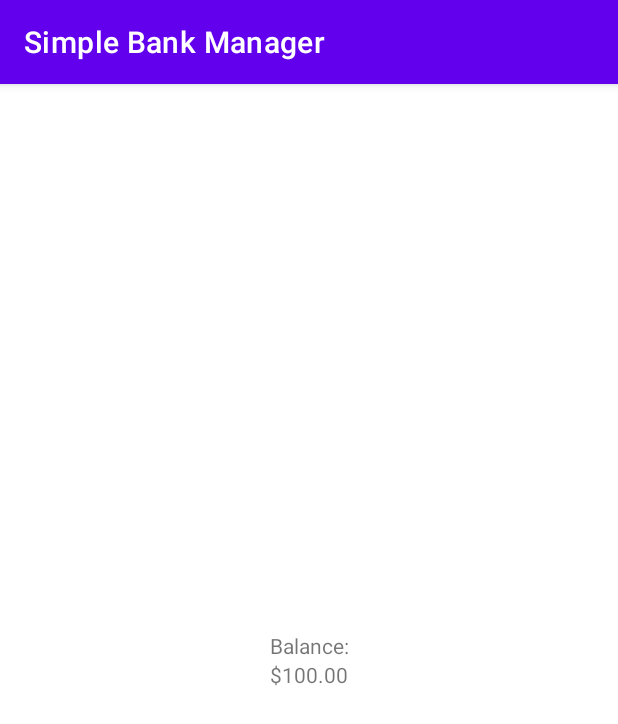
After one commit to neronguyenvn/SimpleBankManager, an Android app: the ViewBalanceFragment screen opened through its navigation route, on a phone screen of 412 x 824 dp. The commit adds this screen. Shown: the top 724 px of the screen. Run offline under Robolectric (Android 15) with nearby library versions, the phone set to English and light mode, and no system bars.

Commit message:
feat: add ViewBalance function with default balance of 100

```diff
--- a/Simple Bank Manager/task/src/main/java/org/hyperskill/simplebankmanager/presentation/UserMenuFragment.kt
+++ b/Simple Bank Manager/task/src/main/java/org/hyperskill/simplebankmanager/presentation/UserMenuFragment.kt
@@ -6,6 +6,7 @@ import android.view.View
 import android.view.ViewGroup
 import androidx.fragment.app.Fragment
 import androidx.fragment.app.activityViewModels
+import androidx.navigation.fragment.findNavController
 import org.hyperskill.simplebankmanager.R
 import org.hyperskill.simplebankmanager.databinding.FragmentUserMenuBinding
 
@@ -23,10 +24,24 @@ class UserMenuFragment : Fragment() {
     }
 
     override fun onViewCreated(view: View, savedInstanceState: Bundle?) {
+        setupCurrentUserName()
+        setupListeners()
+    }
+
+    private fun setupCurrentUserName() {
         viewModel.getCurrentUser()?.let {
             binding.userMenuWelcomeTextView.text = getString(
                 R.string.welcome_s, it.username
             )
         }
     }
+
+    private fun setupListeners() {
+        binding.apply {
+            userMenuViewBalanceButton.setOnClickListener {
+                val destination = R.id.action_userMenuFragment_to_viewBalanceFragment
+                findNavController().navigate(destination)
+            }
+        }
+    }
 }
--- /dev/null
+++ b/Simple Bank Manager/task/src/main/java/org/hyperskill/simplebankmanager/presentation/balance/BalanceViewModel.kt
@@ -0,0 +1,13 @@
+package org.hyperskill.simplebankmanager.presentation.balance
+
+import androidx.lifecycle.SavedStateHandle
+import androidx.lifecycle.ViewModel
+
+class BalanceViewModel(savedStateHandle: SavedStateHandle) : ViewModel() {
+
+    val balance: Double = savedStateHandle.get<Double>("balance") ?: DEFAULT_BALANCE
+
+    companion object {
+        private const val DEFAULT_BALANCE = 100.0
+    }
+}
--- /dev/null
+++ b/Simple Bank Manager/task/src/main/java/org/hyperskill/simplebankmanager/presentation/balance/ViewBalanceFragment.kt
@@ -0,0 +1,34 @@
+package org.hyperskill.simplebankmanager.presentation.balance
+
+import android.os.Bundle
+import android.view.LayoutInflater
+import android.view.View
+import android.view.ViewGroup
+import androidx.fragment.app.Fragment
+import androidx.fragment.app.activityViewModels
+import org.hyperskill.simplebankmanager.R
+import org.hyperskill.simplebankmanager.databinding.FragmentViewBalanceBinding
+
+class ViewBalanceFragment : Fragment() {
+
+    private val binding by lazy { FragmentViewBalanceBinding.inflate(layoutInflater) }
+    private val viewModel by activityViewModels<BalanceViewModel>()
+
+    override fun onCreateView(
+        inflater: LayoutInflater,
+        container: ViewGroup?,
+        savedInstanceState: Bundle?
+    ): View {
+        return binding.root
+    }
+
+    override fun onViewCreated(view: View, savedInstanceState: Bundle?) {
+        setupBalance()
+    }
+
+    private fun setupBalance() {
+        binding.viewBalanceAmountTextView.text = getString(
+            R.string.balance_amount_f, viewModel.balance
+        )
+    }
+}
--- /dev/null
+++ b/Simple Bank Manager/task/src/main/res/layout/fragment_view_balance.xml
@@ -0,0 +1,22 @@
+<?xml version="1.0" encoding="utf-8"?>
+<LinearLayout xmlns:android="http://schemas.android.com/apk/res/android"
+    xmlns:tools="http://schemas.android.com/tools"
+    android:layout_width="match_parent"
+    android:layout_height="match_parent"
+    android:gravity="center_vertical"
+    android:orientation="vertical">
+
+    <TextView
+        android:id="@+id/viewBalanceLabelTextView"
+        android:layout_width="match_parent"
+        android:layout_height="wrap_content"
+        android:text="Balance:"
+        android:textAlignment="center"
+        tools:ignore="HardcodedText" />
+
+    <TextView
+        android:id="@+id/viewBalanceAmountTextView"
+        android:layout_width="match_parent"
+        android:layout_height="wrap_content"
+        android:textAlignment="center" />
+</LinearLayout>
--- a/Simple Bank Manager/task/src/main/res/navigation/nav_graph.xml
+++ b/Simple Bank Manager/task/src/main/res/navigation/nav_graph.xml
@@ -15,5 +15,14 @@
     <fragment
         android:id="@+id/userMenuFragment"
         android:name="org.hyperskill.simplebankmanager.presentation.UserMenuFragment"
-        android:label="UserMenuFragment" />
+        android:label="UserMenuFragment">
+        <action
+            android:id="@+id/action_userMenuFragment_to_viewBalanceFragment"
+            app:destination="@id/viewBalanceFragment" />
+    </fragment>
+
+    <fragment
+        android:id="@+id/viewBalanceFragment"
+        android:name="org.hyperskill.simplebankmanager.presentation.balance.ViewBalanceFragment"
+        android:label="ViewBalanceFragment" />
 </navigation>
--- a/Simple Bank Manager/task/src/main/res/values/strings.xml
+++ b/Simple Bank Manager/task/src/main/res/values/strings.xml
@@ -1,4 +1,5 @@
 <resources>
     <string name="app_name">Simple Bank Manager</string>
     <string name="welcome_s">Welcome %s</string>
+    <string name="balance_amount_f">$%.2f</string>
 </resources>
```
Also changed, not shown: 1 other file.
